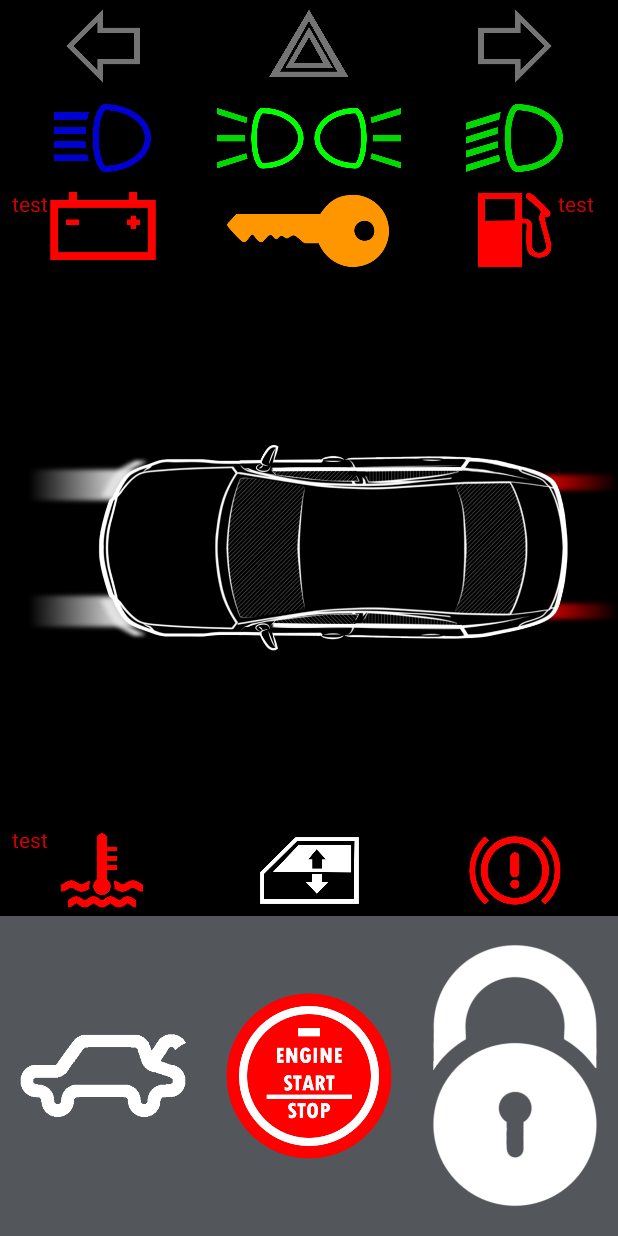
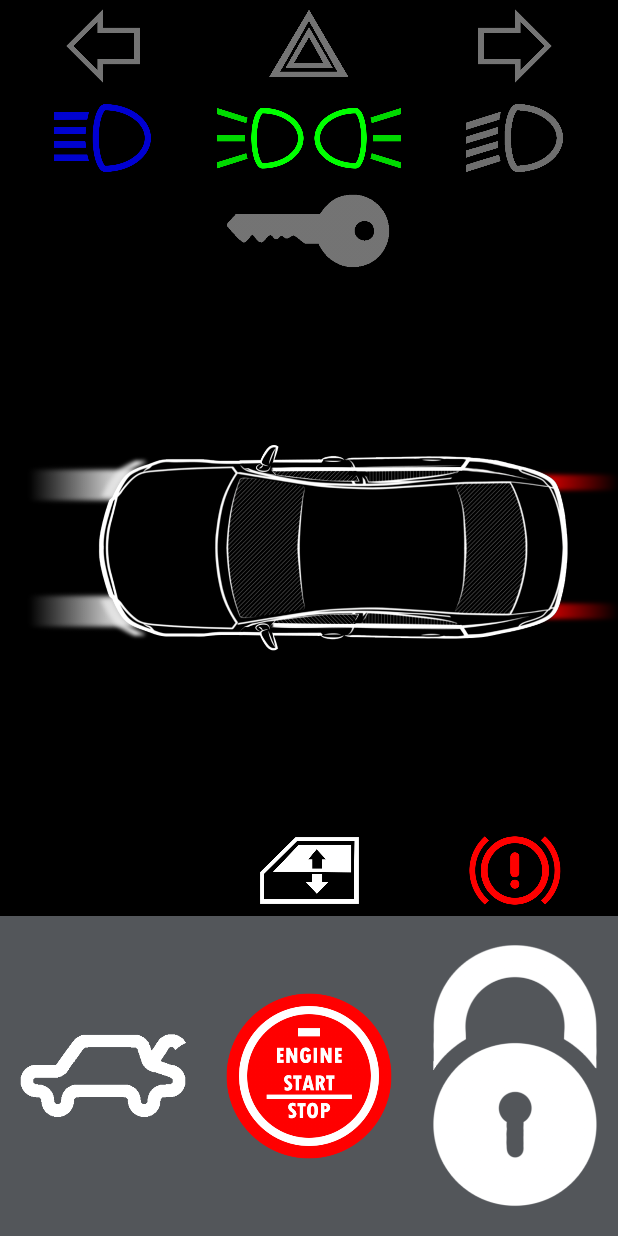
Before and after one commit to Raichl/Alarm, an Android app: the screen it shows after launch (MainActivity), after a tap on an icon or button, on a phone screen of 412 x 824 dp. Run offline under Robolectric (Android 15) with nearby library versions, the phone set to English and light mode, and no system bars; 3 other taps on this screen came first.

Commit message:
desin and blinding fun

```diff
--- a/app/src/main/java/com/example/alarm/Blinding.kt
+++ b/app/src/main/java/com/example/alarm/Blinding.kt
@@ -1,12 +1,15 @@
 package com.example.alarm
 
 import android.app.Activity
+import android.graphics.drawable.Drawable
 import android.view.View
 import android.widget.ImageButton
 import android.widget.ImageView
 
 class Blinding {
     private var clikCheack = false
+
+
     fun blind (obj : ImageView, activity: Activity){
         clikCheack = !clikCheack
         Thread{
@@ -49,11 +52,9 @@ class Blinding {
             obj.visibility = View.INVISIBLE
         }
     }
-    fun SwapPict (obj : ImageButton, resFirst : Int, resSecond : Int, activity: Activity){
-        if (obj.visibility == View.INVISIBLE){
-            obj.visibility = View.VISIBLE
-        }else{
-            obj.visibility = View.INVISIBLE
-        }
+    fun swapPict (obj : ImageButton, resFirst : Int, resSecond : Int, clickfoBtn : Boolean) :Boolean{
+        if(clickfoBtn) obj.setImageResource(resSecond)
+        else obj.setImageResource(resFirst)
+        return clickfoBtn
     }
 }
--- a/app/src/main/java/com/example/alarm/MainActivity.kt
+++ b/app/src/main/java/com/example/alarm/MainActivity.kt
@@ -42,27 +42,40 @@ class MainActivity : AppCompatActivity() {
 
         val ibLowBeam : ImageButton = findViewById(R.id.ib_low_beam)
         val ivLowBeam : ImageView = findViewById(R.id.iv_LowBeam)
+        val LowBeamON = R.drawable.low_beam
+        val LowBeamOff = R.drawable.low_beam_dark
+        var clickCheakLowBeam = false
         ibLowBeam.setOnClickListener{
             blinding.blindONorOFF(ivLowBeam)
+            blinding.swapPict(ibLowBeam,LowBeamON,LowBeamOff,clickCheakLowBeam)
+            clickCheakLowBeam = !clickCheakLowBeam
         }
 
         val ibHighBeam : ImageButton = findViewById(R.id.ib_High_Beam)
         val ivHighBeam : ImageView = findViewById(R.id.iv_HighBeam)
+        val HighBeamON = R.drawable.high_beam_btn
+        val HighBeamOff = R.drawable.high_beam_dark
+        var clickCheakHighBeam = false
         ibHighBeam.setOnClickListener{
             blinding.blindONorOFF(ivHighBeam)
+            blinding.swapPict(ibHighBeam,HighBeamON,HighBeamOff,clickCheakHighBeam)
+            clickCheakHighBeam = !clickCheakHighBeam
         }
 
         val ibDimensions : ImageButton = findViewById(R.id.ib_dimensions)
         val ivRunningStop : ImageView = findViewById(R.id.iv_RunningStop)
         val ivRunningl : ImageView = findViewById(R.id.iv_RunnungL)
-        val DimensionsIconFirst = (R.drawable.running_lights_dark)
-        val DimensionsIconSecond = (R.drawable.running_lights)
+        val DimensionsIconFirst = R.drawable.running_lights_dark
+        val DimensionsIconSecond = R.drawable.running_lights
+        var clickCheakDimensions = false
         ibDimensions.setOnClickListener{
             blinding.blindONorOFF(ivRunningStop)
             blinding.blindONorOFF(ivRunningl)
+            blinding.swapPict(ibDimensions,DimensionsIconSecond,DimensionsIconFirst,clickCheakDimensions)
+            clickCheakDimensions = !clickCheakDimensions
+        }
 
-            ibDimensions.setImageResource(DimensionsIconSecond)
-        }
+
 
 
 
--- a/app/src/main/res/layout/activity_main.xml
+++ b/app/src/main/res/layout/activity_main.xml
@@ -67,7 +67,7 @@
                 android:layout_weight="1"
                 android:background="@android:color/transparent"
                 android:scaleType="centerInside"
-                app:srcCompat="@drawable/asset__10_" />
+                app:srcCompat="@drawable/high_beam_dark" />
 
             <ImageButton
                 android:id="@+id/ib_dimensions"
@@ -85,7 +85,7 @@
                 android:layout_weight="1"
                 android:scaleType="centerInside"
                 android:background="@android:color/transparent"
-                app:srcCompat="@drawable/asset__11_" />
+                app:srcCompat="@drawable/low_beam_dark" />
         </LinearLayout>
 
         <LinearLayout
@@ -111,6 +111,7 @@
                         android:layout_width="match_parent"
                         android:layout_height="match_parent"
                         android:layout_weight="1"
+                        android:visibility="invisible"
                         app:srcCompat="@drawable/asset__17_" />
 
                     <ImageView
@@ -119,13 +120,14 @@
                         android:layout_height="match_parent"
                         android:layout_weight="1"
                         android:scaleType="centerInside"
-                        app:srcCompat="@drawable/asset__13_" />
+                        app:srcCompat="@drawable/key_dark" />
 
                     <ImageView
                         android:id="@+id/iv_Fuel"
                         android:layout_width="match_parent"
                         android:layout_height="match_parent"
                         android:layout_weight="1"
+                        android:visibility="invisible"
                         app:srcCompat="@drawable/asset__9_" />
                 </LinearLayout>
 
@@ -137,6 +139,7 @@
                     android:layout_marginEnd="16dp"
                     android:text="@string/test"
                     android:textColor="@color/red"
+                    android:visibility="invisible"
                     app:layout_constraintEnd_toEndOf="parent"
                     app:layout_constraintTop_toTopOf="parent" />
 
@@ -148,6 +151,7 @@
                     android:layout_marginTop="3dp"
                     android:text="@string/test"
                     android:textColor="@color/red"
+                    android:visibility="invisible"
                     app:layout_constraintStart_toStartOf="parent"
                     app:layout_constraintTop_toTopOf="parent" />
 
@@ -260,6 +264,7 @@
                     android:layout_height="match_parent"
                     android:layout_weight="1"
                     android:scaleType="centerInside"
+                    android:visibility="invisible"
                     app:srcCompat="@drawable/asset__7_" />
 
                 <ImageButton
@@ -287,6 +292,7 @@
                 android:layout_marginStart="8dp"
                 android:text="@string/test"
                 android:textColor="@color/red"
+                android:visibility="invisible"
                 app:layout_constraintStart_toStartOf="parent"
                 app:layout_constraintTop_toTopOf="parent" />
 
```
Also changed, not shown: app/src/main/res/drawable/asset__14_.png (deleted), app/src/main/res/drawable/asset__15_.png (deleted), app/src/main/res/drawable/asset__2_.png (deleted), app/src/main/res/drawable/asset__3_.png (deleted), app/src/main/res/drawable/hand_brake.png (added), app/src/main/res/drawable/hand_brake_dark.png (added), app/src/main/res/drawable/high_beam_btn.png (renamed from app/src/main/res/drawable/asset__10_.png), app/src/main/res/drawable/high_beam_dark.png (added), app/src/main/res/drawable/key.png (added), app/src/main/res/drawable/key_dark.png (added), app/src/main/res/drawable/low_beam.png (renamed from app/src/main/res/drawable/asset__11_.png), app/src/main/res/drawable/low_beam_dark.png (added).
